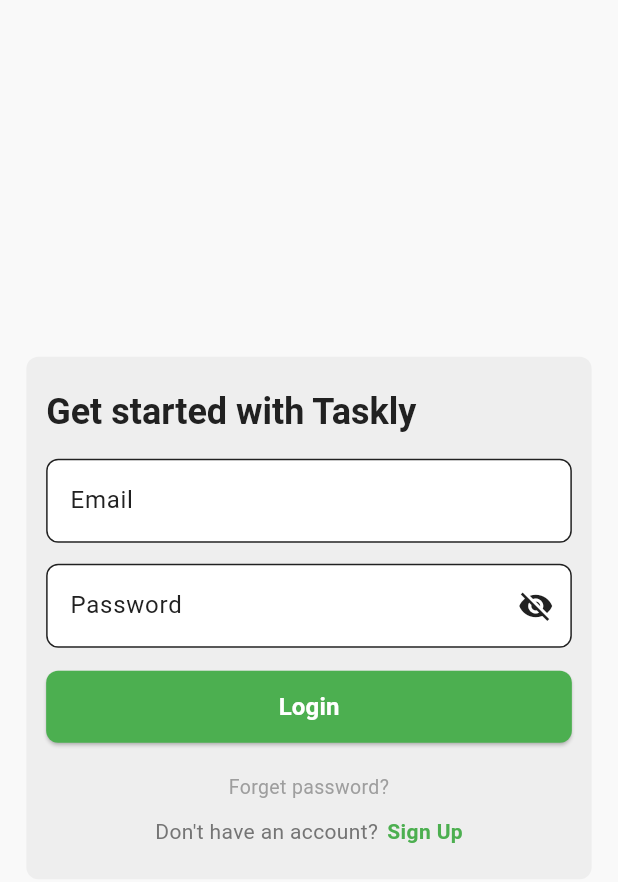
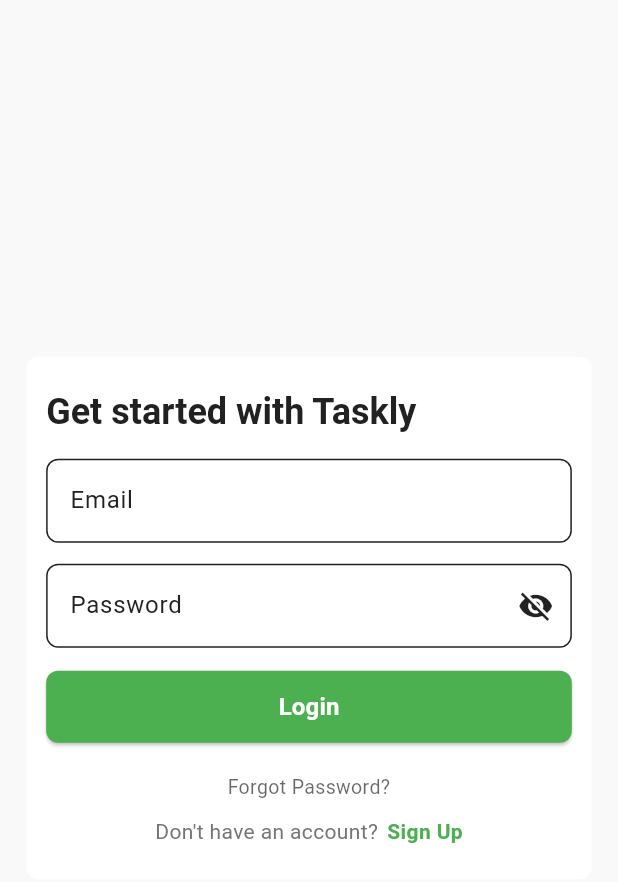
Before and after one commit to MehedisGits/Taskly, a Flutter app: the SignUpScreen screen opened by its route, after a tap on "Sign Up", after a tap on "Log in", on a phone screen of 412 x 824 dp. Shown: the top 882 px of the screen. Run offline on Flutter 3.47's test engine with Material 3 defaults, Android fonts, the light colour scheme and no system bars; our stand-ins replace connectivity_plus, device_preview, dio, get, shared_preferences; missing offline and left inert: dart_jsonwebtoken; accounts and stored records are empty.

Commit message:
Login, SignUp Responsiveness optimize

```diff
--- a/lib/core/strings.dart
+++ b/lib/core/strings.dart
@@ -2,6 +2,8 @@
 class AppStrings {
   // Common Strings
   static const String appName = "Taskly";
+  static const String getStarted = "Get started with Taskly";
+  static const String noAccount = "Don't have an account?";
   static const String error = "Error";
   static const String retry = "Retry";
   static const String cancel = "Cancel";
@@ -13,7 +15,9 @@
   static const String login = "Login";
   static const String signUp = "Sign Up";
   static const String email = "Email";
+  static const String enterYourEmail = "Enter your email";
   static const String password = "Password";
+  static const String enterYourPassword = "Enter your password";
   static const String forgotPassword = "Forgot Password?";
 
   // Tasks
@@ -32,6 +36,10 @@
   static const String saving = "Saving...";
   static const String saveTask = "Save Task";
 
+  // Additional strings if needed
+  // static const String welcomeBack = "Welcome back!";
+  // static const String continueWith = "Continue with";
+
   // Priorities
   static const String low = "Low";
   static const String medium = "Medium";
--- a/lib/modules/auth/login_screen.dart
+++ b/lib/modules/auth/login_screen.dart
@@ -1,23 +1,27 @@
 import 'package:flutter/material.dart';
 import 'package:get/get.dart';
+import 'package:taskly/utils/responsive_size.dart';
+import 'package:taskly/widgets/custom_button.dart';
+import 'package:taskly/widgets/custom_text_field.dart';
+
 import '../../controllers/login_controller.dart';
-import '../../utils/responsive_size.dart';
-import '../../widgets/custom_button.dart';
-import '../../widgets/custom_text_field.dart';
+import '../../core/strings.dart';
 import 'sign_up_screen.dart';
 
 class LoginScreen extends StatelessWidget {
-  // Ensure controller is registered using Get.put()
+  // Register the LoginController via GetX
   final LoginController controller = Get.put(LoginController());
 
   LoginScreen({super.key});
 
   @override
   Widget build(BuildContext context) {
+    // Calculate scaling factor based on a reference width of 375
     double screenWidth = MediaQuery.of(context).size.width;
     double screenScale = screenWidth / 375;
 
     return Scaffold(
+      backgroundColor: context.theme.scaffoldBackgroundColor,
       body: Stack(
         children: [
           SafeArea(
@@ -26,12 +30,14 @@
                 child: SingleChildScrollView(
                   child: Card(
                     margin: EdgeInsets.all(16 * screenScale),
-                    color: Colors.grey[200],
+                    // Use theme-aware card color
+                    color: context.theme.cardColor,
                     elevation: 0,
                     child: Padding(
                       padding: EdgeInsets.symmetric(
-                          vertical: 20 * screenScale,
-                          horizontal: 12 * screenScale),
+                        vertical: 20 * screenScale,
+                        horizontal: 12 * screenScale,
+                      ),
                       child: Form(
                         key: controller.formKey,
                         child: Wrap(
@@ -43,34 +49,30 @@
                                 Row(
                                   children: [
                                     Text(
-                                      'Get started with Taskly',
+                                      AppStrings.getStarted,
+                                      // "Get started with Taskly"
                                       style: Theme.of(context)
                                           .textTheme
                                           .headlineLarge,
                                     ),
                                   ],
                                 ),
-                                SizedBox(height: 16),
-
+                                const SizedBox(height: 16),
                                 // Email Field
                                 buildTextFormField(),
-                                SizedBox(height: 14),
-
+                                const SizedBox(height: 14),
                                 // Password Field
                                 buildObxPasswordField(),
                                 SizedBox(height: 14 * screenScale),
-
                                 // Login Button
                                 CustomButton(
-                                  text: 'Login',
+                                  text: AppStrings.login,
                                   onPressed: () => controller.login(),
                                 ),
-                                SizedBox(height: 20),
-
+                                const SizedBox(height: 20),
                                 // Forget Password
                                 buildForgetPassword(context),
-                                SizedBox(height: 10),
-
+                                const SizedBox(height: 10),
                                 // Sign Up Row
                                 buildSignUpRow(context),
                               ],
@@ -101,12 +103,13 @@
     );
   }
 
+  // Build the row with "Don't have an account? Sign Up"
   Row buildSignUpRow(BuildContext context) {
     return Row(
       mainAxisAlignment: MainAxisAlignment.center,
       children: [
         Text(
-          'Don\'t have an account?',
+          AppStrings.noAccount, // e.g., "Don't have an account?"
           style: TextStyle(
             fontSize: responsiveSize(
               context,
@@ -116,13 +119,13 @@
             ),
           ),
         ),
-        SizedBox(width: 6),
+        const SizedBox(width: 6),
         InkWell(
           onTap: () {
             Get.to(SignUpScreen(), transition: Transition.zoom);
           },
           child: Text(
-            'Sign Up',
+            AppStrings.signUp,
             style: TextStyle(
               color: Colors.green,
               fontSize: responsiveSize(
@@ -139,13 +142,15 @@
     );
   }
 
+  // Build the "Forget password?" text with a tap gesture
   InkWell buildForgetPassword(BuildContext context) {
     return InkWell(
       onTap: () {
-        Get.snackbar('Forget Password', 'Forget password screen opening');
+        Get.snackbar(
+            AppStrings.forgotPassword, "Forget password screen opening");
       },
       child: Text(
-        'Forget password?',
+        AppStrings.forgotPassword,
         textAlign: TextAlign.center,
         style: TextStyle(
           fontSize: responsiveSize(
@@ -154,23 +159,28 @@
             tabletSize: 15,
             desktopSize: 17,
           ),
-          color: Colors.grey,
+          // Use theme hint color for proper dark/light adaptation
+          color: context.theme.hintColor,
         ),
       ),
     );
   }
 
+  // Build the password field wrapped in Obx to react to visibility toggles
   Obx buildObxPasswordField() {
     return Obx(
-          () => CustomTextField(
-        labelText: 'Password',
-        hintText: 'Enter your password',
+      () => CustomTextField(
+        labelText: AppStrings.password,
+        hintText: AppStrings.enterYourPassword,
         controller: controller.passwordController,
         obscureText: !controller.isPasswordVisible.value,
         suffixIcon: IconButton(
-          icon: Icon(!controller.isPasswordVisible.value
-              ? Icons.visibility_off
-              : Icons.visibility),
+          icon: Icon(
+            controller.isPasswordVisible.value
+                ? Icons.visibility
+                : Icons.visibility_off,
+            color: Get.context?.theme.iconTheme.color,
+          ),
           onPressed: controller.togglePasswordVisibility,
         ),
         validator: (value) => controller.validatePassword(value),
@@ -178,10 +188,11 @@
     );
   }
 
+  // Build the email field using a custom text field widget
   Widget buildTextFormField() {
     return CustomTextField(
-      labelText: 'Email',
-      hintText: 'Enter your email',
+      labelText: AppStrings.email,
+      hintText: AppStrings.enterYourEmail,
       controller: controller.emailController,
       keyboardType: TextInputType.emailAddress,
       validator: (value) => controller.validateEmail(value),
--- a/lib/modules/auth/sign_up_screen.dart
+++ b/lib/modules/auth/sign_up_screen.dart
@@ -1,9 +1,11 @@
 import 'package:flutter/material.dart';
 import 'package:get/get.dart';
+import 'package:taskly/utils/responsive_size.dart';
+import 'package:taskly/widgets/custom_button.dart';
+import 'package:taskly/widgets/custom_text_field.dart';
+
 import '../../controllers/sign_up_controller.dart';
-import '../../utils/responsive_size.dart';
-import '../../widgets/custom_button.dart';
-import '../../widgets/custom_text_field.dart';
+import '../../core/strings.dart';
 import 'login_screen.dart';
 
 class SignUpScreen extends StatelessWidget {
@@ -13,16 +15,22 @@
 
   @override
   Widget build(BuildContext context) {
+    // Get the responsive scale factor based on screen width.
+    double screenWidth = MediaQuery.of(context).size.width;
+    double screenScale = screenWidth / 375;
+
     return Scaffold(
+      backgroundColor: context.theme.scaffoldBackgroundColor,
       body: Center(
         child: SingleChildScrollView(
           child: Padding(
-            padding: EdgeInsets.all(16 * screenScale(context)),
+            padding: EdgeInsets.all(16 * screenScale),
             child: Card(
+              // Use theme-aware card color
+              color: context.theme.cardColor,
               elevation: 0,
-              color: Colors.grey[200],
               child: Padding(
-                padding: EdgeInsets.all(16 * screenScale(context)),
+                padding: EdgeInsets.all(16 * screenScale),
                 child: Form(
                   key: controller.formKey,
                   child: Column(
@@ -30,8 +38,7 @@
                     children: [
                       _buildTitle(context),
                       SizedBox(height: responsiveSize(context, mobileSize: 16)),
-
-                      // Form Fields
+                      // First Name Field
                       CustomTextField(
                         labelText: 'First Name',
                         hintText: 'Enter your first name',
@@ -41,7 +48,7 @@
                             : null,
                       ),
                       SizedBox(height: responsiveSize(context, mobileSize: 12)),
-                      // Form Fields
+                      // Last Name Field
                       CustomTextField(
                         labelText: 'Last Name',
                         hintText: 'Enter your last name',
@@ -51,9 +58,10 @@
                             : null,
                       ),
                       SizedBox(height: responsiveSize(context, mobileSize: 12)),
+                      // Email Field
                       CustomTextField(
-                        labelText: 'Email',
-                        hintText: 'Enter your email',
+                        labelText: AppStrings.email,
+                        hintText: AppStrings.enterYourEmail,
                         controller: controller.emailController,
                         keyboardType: TextInputType.emailAddress,
                         validator: (value) => !GetUtils.isEmail(value ?? '')
@@ -61,6 +69,7 @@
                             : null,
                       ),
                       SizedBox(height: responsiveSize(context, mobileSize: 12)),
+                      // Phone Number Field
                       CustomTextField(
                         labelText: 'Phone Number',
                         hintText: 'Enter your phone number',
@@ -77,45 +86,46 @@
                         },
                       ),
                       SizedBox(height: responsiveSize(context, mobileSize: 12)),
-                      Obx(
-                        () => CustomTextField(
-                          labelText: 'Password',
-                          hintText: 'Enter your password',
+                      // Password Field
+                      Obx(() => CustomTextField(
+                            labelText: AppStrings.password,
+                            hintText: AppStrings.enterYourPassword,
                             controller: controller.passwordController,
                             obscureText: controller.isPasswordHidden.value,
                             suffixIcon: IconButton(
-                            icon: Icon(controller.isPasswordHidden.value
+                              icon: Icon(
+                                controller.isPasswordHidden.value
                                     ? Icons.visibility_off
-                                : Icons.visibility),
+                                    : Icons.visibility,
+                              ),
                               onPressed: controller.togglePasswordVisibility,
                             ),
                             validator: (value) => value != null &&
                                     value.length < 6
                                 ? 'Password must be at least 6 characters long'
                                 : null,
-                        ),
-                      ),
+                          )),
                       SizedBox(height: responsiveSize(context, mobileSize: 12)),
-                      Obx(
-                        () => CustomTextField(
+                      // Confirm Password Field
+                      Obx(() => CustomTextField(
                             labelText: 'Confirm Password',
                             hintText: 'Re-enter your password',
                             controller: controller.confirmPasswordController,
                             obscureText: controller.isPasswordHidden.value,
                             suffixIcon: IconButton(
-                            icon: Icon(controller.isPasswordHidden.value
+                              icon: Icon(
+                                controller.isPasswordHidden.value
                                     ? Icons.visibility_off
-                                : Icons.visibility),
+                                    : Icons.visibility,
+                              ),
                               onPressed: controller.togglePasswordVisibility,
                             ),
                             validator: (value) =>
                                 value != controller.passwordController.text
                                     ? 'Passwords do not match'
                                     : null,
-                        ),
-                      ),
+                          )),
                       SizedBox(height: responsiveSize(context, mobileSize: 16)),
-
                       // Sign Up Button
                       CustomButton(
                         onPressed: () {
@@ -123,10 +133,9 @@
                             controller.signUp();
                           }
                         },
-                        text: 'Sign Up',
+                        text: AppStrings.signUp,
                       ),
                       SizedBox(height: responsiveSize(context, mobileSize: 16)),
-
                       // Login Redirect Row
                       _buildLoginRow(context),
                     ],
--- a/lib/widgets/custom_button.dart
+++ b/lib/widgets/custom_button.dart
@@ -6,16 +6,16 @@
   final VoidCallback onPressed;
 
   const CustomButton({
+    super.key,
     required this.text,
     required this.onPressed,
-    super.key,
   });
 
   @override
   Widget build(BuildContext context) {
     return OrientationBuilder(
       builder: (context, orientation) {
-        // Adjust the button layout based on orientation (portrait or landscape)
+        // Calculate responsive sizes based on screen orientation and width.
         double buttonHeight = responsiveSize(
           context,
           mobileSize: orientation == Orientation.portrait ? 48 : 40,
@@ -48,8 +48,7 @@
                 borderRadius: BorderRadius.circular(8),
               ),
             ),
-            child: Expanded(
-              flex: 1,
+            child: Center(
               child: Text(
                 text,
                 style: TextStyle(
--- a/lib/widgets/custom_text_field.dart
+++ b/lib/widgets/custom_text_field.dart
@@ -1,4 +1,5 @@
 import 'package:flutter/material.dart';
+import '../utils/responsive_size.dart'; // Ensure this utility exists
 
 class CustomTextField extends StatelessWidget {
   final String labelText;
@@ -13,6 +14,7 @@
   final Function(String)? onChanged;
 
   const CustomTextField({
+    super.key,
     required this.labelText,
     this.hintText,
     this.obscureText = false,
@@ -23,11 +25,23 @@
     this.errorText,
     this.enabled = true,
     this.onChanged,
-    super.key,
   });
 
   @override
   Widget build(BuildContext context) {
+    // Use the responsiveSize utility to adjust border radius (or other sizes) based on device size.
+    double borderRadius = responsiveSize(
+      context,
+      mobileSize: 8,
+      tabletSize: 10,
+      desktopSize: 12,
+    );
+
+    // Get current theme colors to adapt to dark/light themes
+    final ThemeData theme = Theme.of(context);
+    // Use theme.cardColor as a base for the filled background, or a fallback if disabled.
+    final Color fillColor = enabled ? theme.cardColor : Colors.grey.shade200;
+
     return TextFormField(
       controller: controller,
       obscureText: obscureText,
@@ -38,10 +52,10 @@
         labelText: labelText,
         hintText: hintText,
         border: OutlineInputBorder(
-          borderRadius: BorderRadius.circular(8),
+          borderRadius: BorderRadius.circular(borderRadius),
         ),
         filled: true,
-        fillColor: enabled ? Colors.white : Colors.grey[200],
+        fillColor: fillColor,
         suffixIcon: suffixIcon,
         errorText: errorText,
       ),
```
Lines whose indentation alone changed are shown as unchanged.
